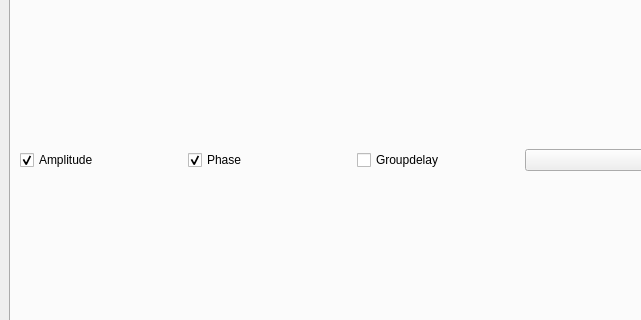
Above: mainwindow.ui from uchrisu/Caa before the change; both pictures show x 0 to 641 and y 152 to 472 of the 840 by 622 pixel window. Below: the same form after it.
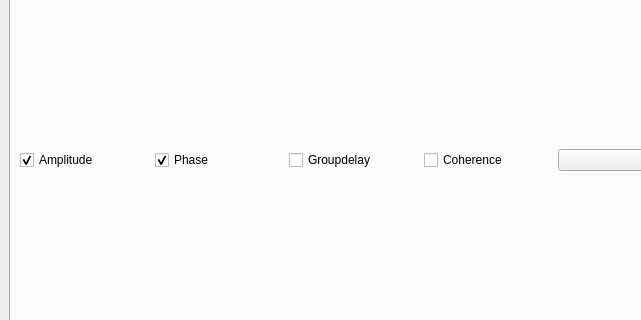
That is the form after the change.

Commit message:
Adding coherence plot
Coherence plot shows the magnitude square coherence.
Further improovement: Fixed data length of unwrapped phase and groupdelay results to calc_result_Nf

The edit to the form file:
```diff
--- a/mainwindow.ui
+++ b/mainwindow.ui
@@ -115,6 +115,13 @@
                 </property>
                </widget>
               </item>
+              <item>
+               <widget class="QCheckBox" name="checkBox_showMSCohere">
+                <property name="text">
+                 <string>Coherence</string>
+                </property>
+               </widget>
+              </item>
               <item>
                <widget class="QComboBox" name="comboBox_freqSmoothing"/>
               </item>
```
The commit also changes 4 other files.
